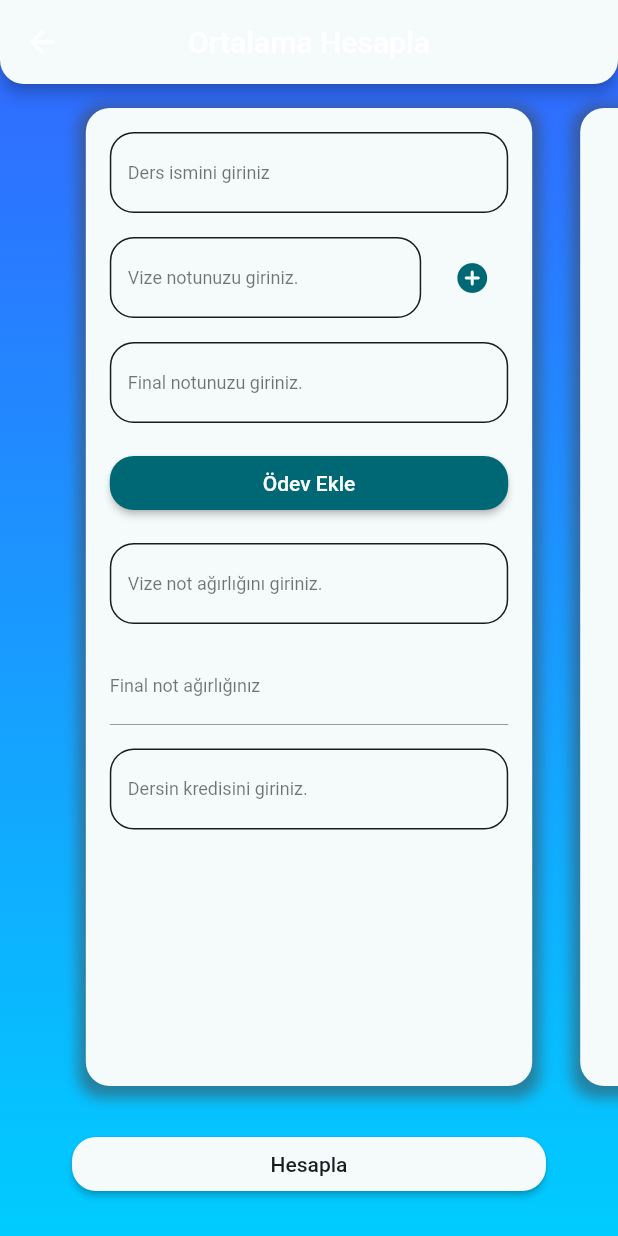
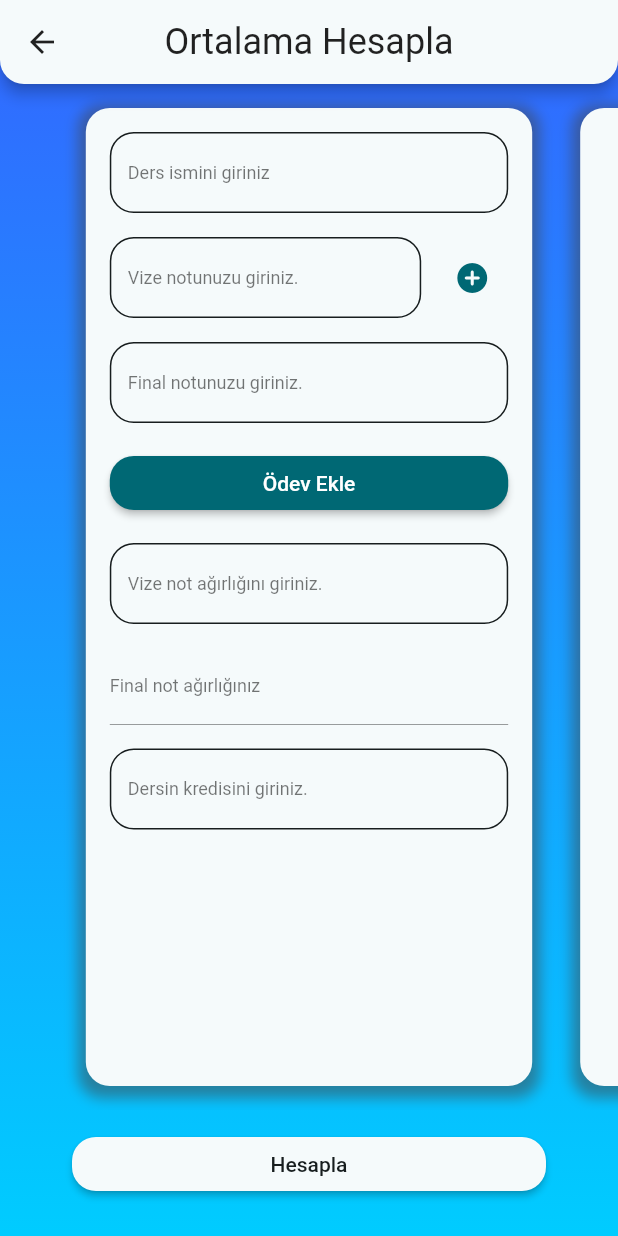
Before and after one commit to EfelerGibi/Examinator, a Flutter app: the MultiFormPage screen opened directly, on a phone screen of 412 x 824 dp. Run offline on Flutter 3.47's test engine with Material 2 defaults, Android fonts, the phone set to English and light mode, and no system bars; drawn by our look-alikes of carousel_slider.

Commit message:
Fixed light mode title bars

```diff
--- a/lib/formpage.dart
+++ b/lib/formpage.dart
@@ -57,11 +57,13 @@ class FormPage extends StatelessWidget {
       child: Scaffold(
           backgroundColor: Colors.transparent,
           appBar: AppBar(
+            iconTheme: IconThemeData(
+                color: Theme.of(context).textTheme.headline5!.color),
             centerTitle: true,
             shape: const RoundedRectangleBorder(
                 borderRadius:
                     BorderRadius.vertical(bottom: Radius.circular(16))),
-            title: Text(title),
+            title: Text(title, style: Theme.of(context).textTheme.headline5),
             backgroundColor: Theme.of(context).colorScheme.background,
           ),
           body: Column(children: [
--- a/lib/hesaplandi.dart
+++ b/lib/hesaplandi.dart
@@ -62,13 +62,15 @@ class Hesaplandi extends StatelessWidget {
         child: Scaffold(
             backgroundColor: Colors.transparent,
             appBar: AppBar(
+              iconTheme: IconThemeData(
+                  color: Theme.of(context).textTheme.headline5!.color),
               centerTitle: true,
               shape: const RoundedRectangleBorder(
                   borderRadius:
                       BorderRadius.vertical(bottom: Radius.circular(16))),
               title: Text(
                 title,
-                style: Theme.of(context).textTheme.headline1,
+                style: Theme.of(context).textTheme.headline5,
               ),
               backgroundColor: Theme.of(context).colorScheme.background,
             ),
--- a/lib/multiformpage.dart
+++ b/lib/multiformpage.dart
@@ -86,10 +86,15 @@ class _MultiFormPageState extends State<MultiFormPage> {
             backgroundColor: Colors.transparent,
             appBar: AppBar(
               centerTitle: true,
+              iconTheme: IconThemeData(
+                  color: Theme.of(context).textTheme.headline5!.color),
               shape: const RoundedRectangleBorder(
                   borderRadius:
                       BorderRadius.vertical(bottom: Radius.circular(16))),
-              title: Text(widget.title),
+              title: Text(
+                widget.title,
+                style: Theme.of(context).textTheme.headline5,
+              ),
               backgroundColor: Theme.of(context).colorScheme.background,
             ),
             body: Column(
```
